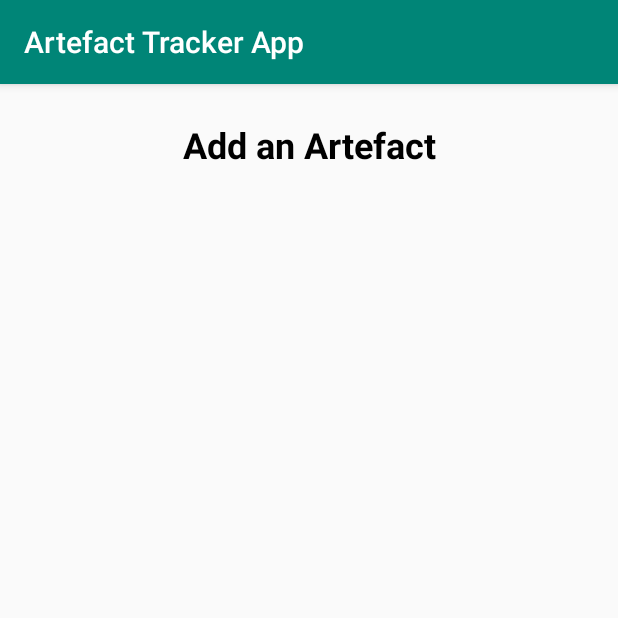
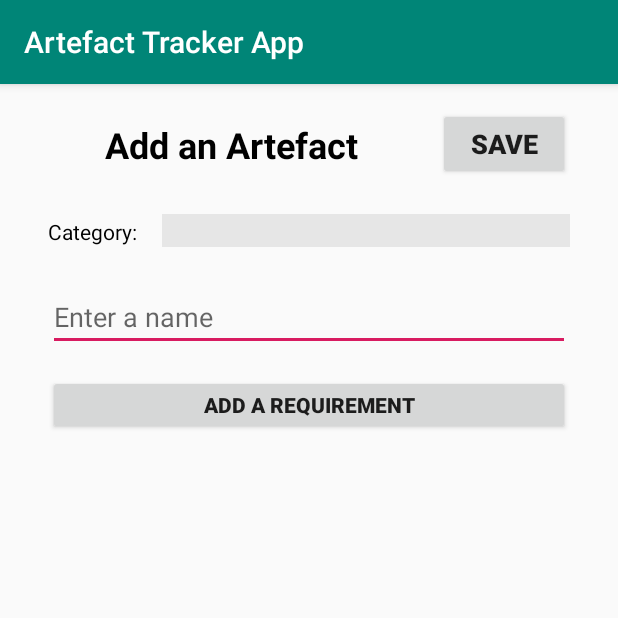
Before and after one commit to d-mcadam/ArtefactTracker, an Android app: the AddArtefactActivity screen opened directly, with no data from a screen before it, on a phone screen of 412 x 824 dp, the top half of it. Run offline under Robolectric (Android 15) with nearby library versions, the phone set to English and light mode, and no system bars.

Commit message:
Update activity_add_artefact.xml
created layout

```diff
--- a/app/src/main/res/layout/activity_add_artefact.xml
+++ b/app/src/main/res/layout/activity_add_artefact.xml
@@ -12,13 +12,91 @@
         android:layout_height="wrap_content"
         android:layout_marginStart="32dp"
         android:layout_marginTop="24dp"
-        android:layout_marginEnd="32dp"
+        android:layout_marginEnd="16dp"
         android:text="@string/add_artefact_title"
         android:textAlignment="center"
         android:textColor="@android:color/background_dark"
         android:textSize="24sp"
         android:textStyle="bold"
+        app:layout_constraintEnd_toStartOf="@+id/buttonSaveArtefact"
+        app:layout_constraintStart_toStartOf="parent"
+        app:layout_constraintTop_toTopOf="parent" />
+
+    <EditText
+        android:id="@+id/editTextInputArtefactName"
+        android:layout_width="0dp"
+        android:layout_height="wrap_content"
+        android:layout_marginStart="32dp"
+        android:layout_marginTop="24dp"
+        android:layout_marginEnd="32dp"
+        android:ems="10"
+        android:hint="@string/add_artefact_name_hint"
+        android:inputType="textPersonName"
         app:layout_constraintEnd_toEndOf="parent"
         app:layout_constraintStart_toStartOf="parent"
+        app:layout_constraintTop_toBottomOf="@+id/spinnerArtefacyCategory" />
+
+    <Spinner
+        android:id="@+id/spinnerArtefacyCategory"
+        android:layout_width="0dp"
+        android:layout_height="22dp"
+        android:layout_marginStart="16dp"
+        android:layout_marginTop="30dp"
+        android:layout_marginEnd="32dp"
+        android:background="#E6E6E6"
+        app:layout_constraintEnd_toEndOf="parent"
+        app:layout_constraintStart_toEndOf="@+id/textView9"
+        app:layout_constraintTop_toBottomOf="@+id/textView8" />
+
+    <TextView
+        android:id="@+id/textView9"
+        android:layout_width="wrap_content"
+        android:layout_height="wrap_content"
+        android:layout_marginStart="32dp"
+        android:layout_marginTop="32dp"
+        android:text="@string/add_artefact_category_label"
+        android:textColor="@android:color/background_dark"
+        app:layout_constraintStart_toStartOf="parent"
+        app:layout_constraintTop_toBottomOf="@+id/textView8" />
+
+    <Button
+        android:id="@+id/buttonAddRequirement"
+        android:layout_width="0dp"
+        android:layout_height="40dp"
+        android:layout_marginStart="32dp"
+        android:layout_marginTop="16dp"
+        android:layout_marginEnd="32dp"
+        android:text="@string/add_artefact_add_requirement"
+        android:textAllCaps="true"
+        android:textStyle="bold"
+        app:layout_constraintEnd_toEndOf="parent"
+        app:layout_constraintStart_toStartOf="parent"
+        app:layout_constraintTop_toBottomOf="@+id/editTextInputArtefactName" />
+
+    <androidx.recyclerview.widget.RecyclerView
+        android:id="@+id/recyclerViewRequirementList"
+        android:layout_width="0dp"
+        android:layout_height="0dp"
+        android:layout_marginStart="8dp"
+        android:layout_marginTop="16dp"
+        android:layout_marginEnd="8dp"
+        android:layout_marginBottom="8dp"
+        app:layout_constraintBottom_toBottomOf="parent"
+        app:layout_constraintEnd_toEndOf="parent"
+        app:layout_constraintStart_toStartOf="parent"
+        app:layout_constraintTop_toBottomOf="@+id/buttonAddRequirement" />
+
+    <Button
+        android:id="@+id/buttonSaveArtefact"
+        android:layout_width="wrap_content"
+        android:layout_height="wrap_content"
+        android:layout_marginTop="16dp"
+        android:layout_marginEnd="32dp"
+        android:text="@string/save_text"
+        android:textAllCaps="true"
+        android:textSize="18sp"
+        android:textStyle="bold"
+        app:layout_constraintEnd_toEndOf="parent"
         app:layout_constraintTop_toTopOf="parent" />
+
 </androidx.constraintlayout.widget.ConstraintLayout>
```
